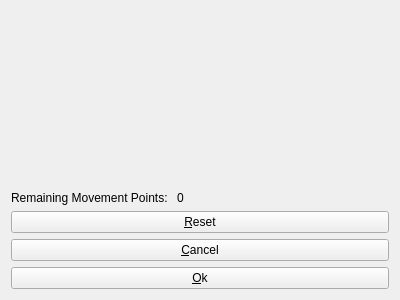
First picture: the form in arkhorclient/gui/movementchooser.ui, repository kingnak/arkhor, before the edit.
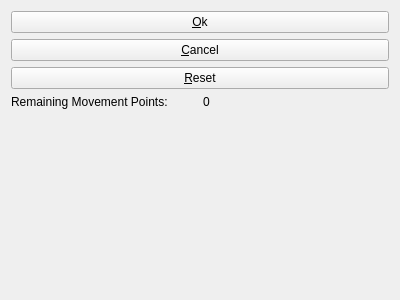
Second picture: the form after the edit.

```diff
--- a/arkhorclient/gui/movementchooser.ui
+++ b/arkhorclient/gui/movementchooser.ui
@@ -14,6 +14,45 @@
    <string>Form</string>
   </property>
   <layout class="QVBoxLayout" name="verticalLayout">
+   <item>
+    <widget class="QPushButton" name="btnMoveOk">
+     <property name="text">
+      <string>&amp;Ok</string>
+     </property>
+    </widget>
+   </item>
+   <item>
+    <widget class="QPushButton" name="btnMoveCancel">
+     <property name="text">
+      <string>&amp;Cancel</string>
+     </property>
+    </widget>
+   </item>
+   <item>
+    <widget class="QPushButton" name="pushButton">
+     <property name="text">
+      <string>&amp;Reset</string>
+     </property>
+    </widget>
+   </item>
+   <item>
+    <layout class="QHBoxLayout" name="horizontalLayout" stretch="0,0">
+     <item>
+      <widget class="QLabel" name="label">
+       <property name="text">
+        <string>Remaining Movement Points: </string>
+       </property>
+      </widget>
+     </item>
+     <item>
+      <widget class="QLabel" name="lblRemMovementPoints">
+       <property name="text">
+        <string>0</string>
+       </property>
+      </widget>
+     </item>
+    </layout>
+   </item>
    <item>
     <spacer name="verticalSpacer">
      <property name="orientation">
@@ -27,45 +66,6 @@
      </property>
     </spacer>
    </item>
-   <item>
-    <layout class="QHBoxLayout" name="horizontalLayout" stretch="0,1">
-     <item>
-      <widget class="QLabel" name="label">
-       <property name="text">
-        <string>Remaining Movement Points: </string>
-       </property>
-      </widget>
-     </item>
-     <item>
-      <widget class="QLabel" name="lblRemMovementPoints">
-       <property name="text">
-        <string>0</string>
-       </property>
-      </widget>
-     </item>
-    </layout>
-   </item>
-   <item>
-    <widget class="QPushButton" name="pushButton">
-     <property name="text">
-      <string>&amp;Reset</string>
-     </property>
-    </widget>
-   </item>
-   <item>
-    <widget class="QPushButton" name="btnMoveCancel">
-     <property name="text">
-      <string>&amp;Cancel</string>
-     </property>
-    </widget>
-   </item>
-   <item>
-    <widget class="QPushButton" name="btnMoveOk">
-     <property name="text">
-      <string>&amp;Ok</string>
-     </property>
-    </widget>
-   </item>
   </layout>
  </widget>
  <resources/>
```
